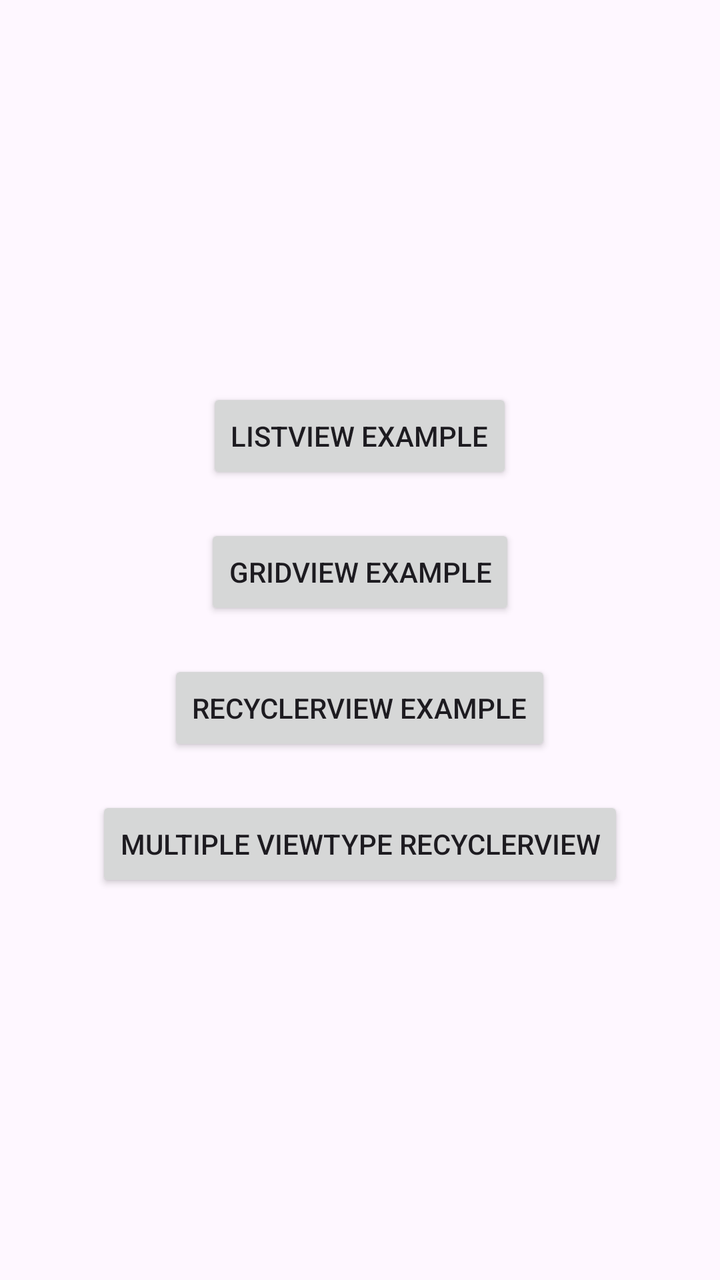
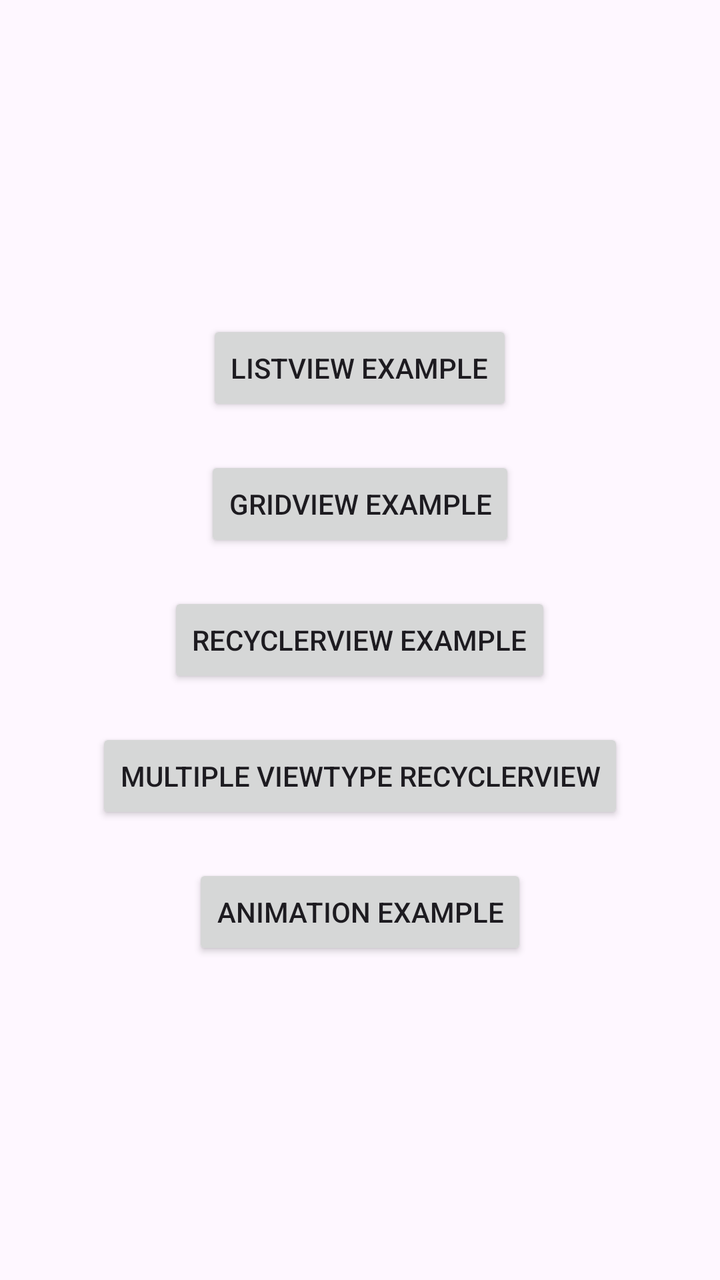

The first picture is an Android layout as it rendered before a commit; the second is the same layout after the commit. The layout source and the unified diff follow.
<!-- AndroidManifest.xml: application theme Theme.Mb_1411 -->
<!-- res/layout/activity_main.xml -->
<?xml version="1.0" encoding="utf-8"?>
<LinearLayout xmlns:android="http://schemas.android.com/apk/res/android"
    xmlns:app="http://schemas.android.com/apk/res-auto"
    xmlns:tools="http://schemas.android.com/tools"
    android:id="@+id/main"
    android:layout_width="match_parent"
    android:layout_height="match_parent"
    android:gravity="center"
    android:orientation="vertical"
    tools:context=".MainActivity">

    <Button
        android:id="@+id/btnListView"
        android:layout_width="wrap_content"
        android:layout_height="wrap_content"
        android:layout_marginBottom="20dp"
        android:text="ListView Example" />

    <Button
        android:id="@+id/btnGridView"
        android:layout_width="wrap_content"
        android:layout_height="wrap_content"
        android:layout_marginBottom="20dp"
        android:text="GridView Example" />

    <Button
        android:id="@+id/btnRecyclerView"
        android:layout_width="wrap_content"
        android:layout_height="wrap_content"
        android:layout_marginBottom="20dp"
        android:text="RecyclerView Example" />

    <Button
        android:id="@+id/btnMultiViewType"
        android:layout_width="wrap_content"
        android:layout_height="wrap_content"
        android:text="Multiple ViewType RecyclerView" />

</LinearLayout>
<!-- resources referenced by this layout -->
<resources>
  <style name="Theme.Mb_1411" parent="Base.Theme.Mb_1411" />
  <style name="Base.Theme.Mb_1411" parent="Theme.Material3.DayNight.NoActionBar">
          
          
      </style>
</resources>

<!-- the commit's change to res/layout/activity_main.xml (unified diff, before → after) -->
@@ -34,6 +34,13 @@
         android:id="@+id/btnMultiViewType"
         android:layout_width="wrap_content"
         android:layout_height="wrap_content"
+        android:layout_marginBottom="20dp"
         android:text="Multiple ViewType RecyclerView" />
 
+    <Button
+        android:id="@+id/btnAnimation"
+        android:layout_width="wrap_content"
+        android:layout_height="wrap_content"
+        android:text="Animation Example" />
+
 </LinearLayout>
